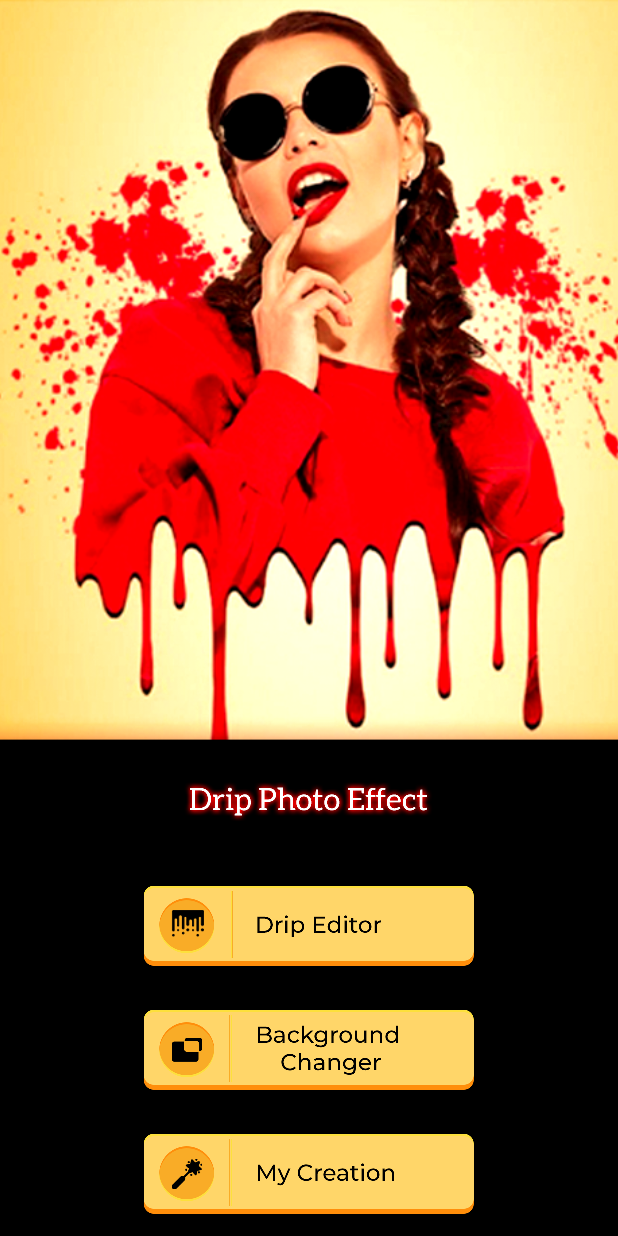
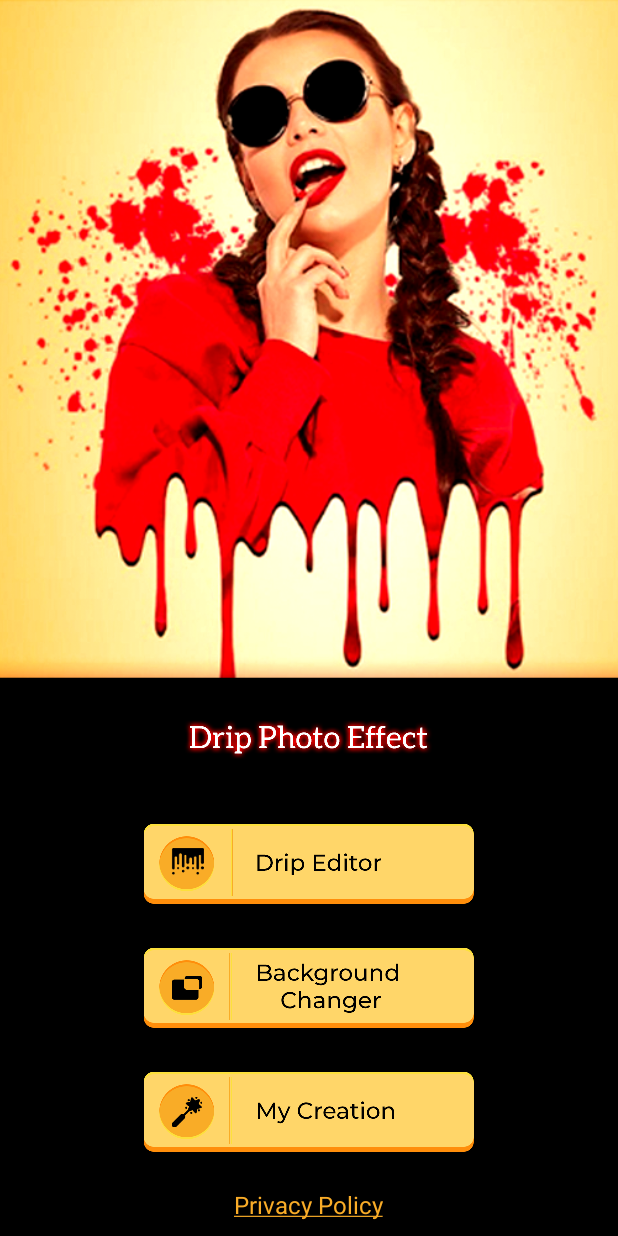
Before and after one commit to HarshSuvagiya/DripEditor, an Android app: the screen it shows after launch (MainActivity), on a phone screen of 412 x 824 dp. Run offline under Robolectric (Android 15) with nearby library versions, the phone set to English and light mode, and no system bars.

Commit message:
version code 1

```diff
--- a/app/src/main/java/com/scorpion/dripeditor/MainActivity.java
+++ b/app/src/main/java/com/scorpion/dripeditor/MainActivity.java
@@ -6,10 +6,13 @@ import android.content.Intent;
 import android.net.Uri;
 import android.os.Build;
 import android.os.Bundle;
+import android.text.Html;
+import android.text.method.LinkMovementMethod;
 import android.util.Log;
 import android.view.View;
 import android.view.WindowManager;
 import android.widget.ImageView;
+import android.widget.TextView;
 
 import androidx.core.app.ActivityCompat;
 import androidx.core.content.ContextCompat;
@@ -73,7 +76,11 @@ public class MainActivity extends Activity {
         });
 
 
-
+        TextView textView =(TextView)findViewById(R.id.privacyPolicy);
+        textView.setClickable(true);
+        textView.setMovementMethod(LinkMovementMethod.getInstance());
+        String text = "<a href='https://sites.google.com/view/dripeffectautobackgroundchange/home'>Privacy Policy</a>";
+        textView.setText(Html.fromHtml(text));
     }
     public static boolean hasPermissions(Context context, String... permissions) {
         if (!(Build.VERSION.SDK_INT < 23 || context == null || permissions == null)) {
--- a/app/src/main/res/layout/activity_main.xml
+++ b/app/src/main/res/layout/activity_main.xml
@@ -5,86 +5,84 @@
     android:layout_width="match_parent"
     android:layout_height="match_parent"
     android:layout_gravity="center"
+    android:background="@drawable/bg"
     android:gravity="center"
     android:orientation="vertical"
-    android:background="@drawable/bg"
     android:weightSum="10"
     tools:context=".MainActivity">
 
     <LinearLayout
         android:layout_width="match_parent"
         android:layout_height="0dp"
-        android:layout_weight="6"
         android:layout_gravity="top|center_horizontal"
-        android:gravity="top|center_horizontal"
-        >
+        android:layout_weight="5.5"
+        android:gravity="top|center_horizontal">
+
         <ImageView
             android:layout_width="match_parent"
             android:layout_height="match_parent"
-            android:src="@drawable/logo"
             android:layout_gravity="top|center_horizontal"
             android:adjustViewBounds="true"
             android:scaleType="centerCrop"
-            ></ImageView>
+            android:src="@drawable/logo"/>
 
     </LinearLayout>
+
     <LinearLayout
         android:layout_width="match_parent"
         android:layout_height="0dp"
+        android:layout_gravity="center"
         android:layout_weight="1"
-        android:layout_gravity="center"
-        android:gravity="center"
-        >
+        android:gravity="center">
 
         <ImageView
             android:layout_width="wrap_content"
             android:layout_height="wrap_content"
-            android:src="@drawable/title"
             android:layout_gravity="center"
-            ></ImageView>
+            android:src="@drawable/title"/>
 
     </LinearLayout>
+
     <LinearLayout
         android:layout_width="match_parent"
         android:layout_height="0dp"
+        android:layout_gravity="center"
         android:layout_weight="1"
-        android:layout_gravity="center"
-        android:gravity="center"
-        >
+        android:gravity="center">
+
         <ImageView
             android:id="@+id/btnstart"
             android:layout_width="wrap_content"
             android:layout_height="wrap_content"
             android:layout_gravity="center"
             android:gravity="center"
-           android:src="@drawable/dripfile"
-            ></ImageView>
+            android:src="@drawable/dripfile"/>
 
     </LinearLayout>
+
     <LinearLayout
         android:layout_width="match_parent"
         android:layout_height="0dp"
+        android:layout_gravity="center"
         android:layout_weight="1"
-        android:layout_gravity="center"
-        android:gravity="center"
-        >
+        android:gravity="center">
+
         <ImageView
             android:id="@+id/btnbgchanger"
             android:layout_width="wrap_content"
             android:layout_height="wrap_content"
             android:layout_gravity="center"
             android:gravity="center"
-         android:src="@drawable/bgchangefile"
-            ></ImageView>
+            android:src="@drawable/bgchangefile"/>
 
     </LinearLayout>
+
     <LinearLayout
         android:layout_width="match_parent"
         android:layout_height="0dp"
+        android:layout_gravity="center"
         android:layout_weight="1"
-        android:layout_gravity="center"
-        android:gravity="center"
-        >
+        android:gravity="center">
 
         <ImageView
             android:id="@+id/btnmycreation"
@@ -92,13 +90,28 @@
             android:layout_height="wrap_content"
             android:layout_gravity="center"
             android:gravity="center"
-         android:src="@drawable/mycreationfile"
-            ></ImageView>
+            android:src="@drawable/mycreationfile"/>
+    </LinearLayout>
+
+    <LinearLayout
+        android:layout_width="match_parent"
+        android:layout_height="0dp"
+        android:layout_gravity="center"
+        android:layout_weight="0.5"
+        android:gravity="center">
+
+        <TextView
+            android:id="@+id/privacyPolicy"
+            android:layout_width="wrap_content"
+            android:layout_height="wrap_content"
+            android:text="Privacy Policy"
+            android:textSize="16dp"
+            android:textColor="@color/white"
+            app:layout_constraintBottom_toBottomOf="parent"
+            app:layout_constraintLeft_toLeftOf="parent"
+            app:layout_constraintRight_toRightOf="parent" />
+
     </LinearLayout>
 
 
-
-
-
-
 </LinearLayout>
--- a/app/src/main/res/values/colors.xml
+++ b/app/src/main/res/values/colors.xml
@@ -5,4 +5,5 @@
     <color name="colorAccent">#F9AC28</color>
     <color name="gray">#999999</color>
     <color name="transparency">#80000000</color>
+    <color name="white">#ffffff</color>
 </resources>
```
Also changed, not shown: app/src/main/AndroidManifest.xml (+37 -29 lines).
